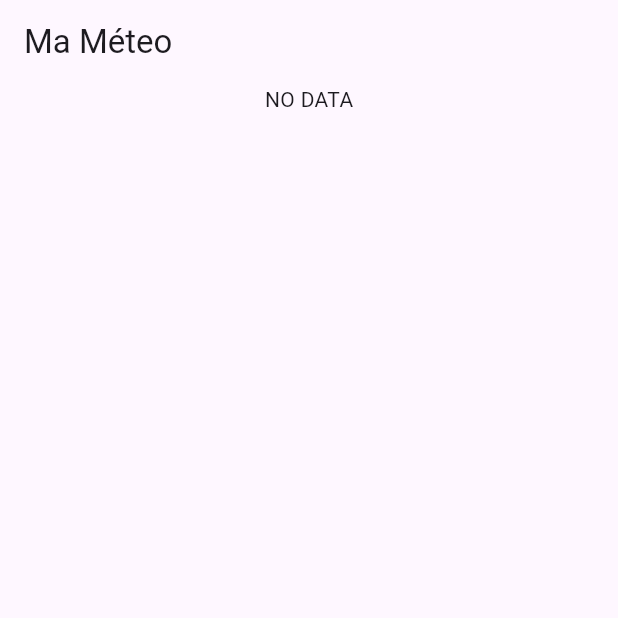
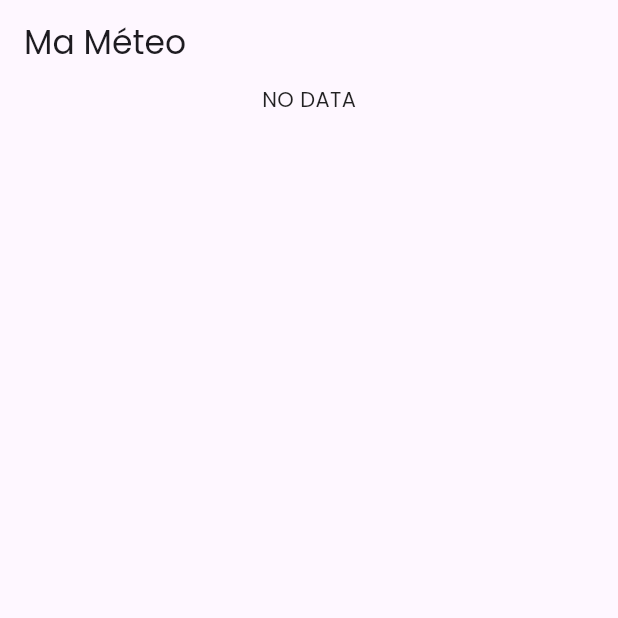
Before and after one commit to Josback04/weather_app, a Flutter app: the screen it shows after launch, on a phone screen of 412 x 824 dp, the top half of it. Run offline on Flutter 3.47's test engine with Material 3 defaults, Android fonts, the phone set to English and light mode, and no system bars; our stand-ins replace geocoding, google_fonts, location.

Commit message:
intégration de la police

```diff
--- a/lib/main.dart
+++ b/lib/main.dart
@@ -1,4 +1,5 @@
 import 'package:flutter/material.dart';
+import 'package:google_fonts/google_fonts.dart';
 import 'package:weather_app/views/HomeView.dart';
 
 void main() {
@@ -10,7 +11,10 @@ class MainApp extends StatelessWidget {
 
   @override
   Widget build(BuildContext context) {
-    return const MaterialApp(
+    return MaterialApp(
+      theme: ThemeData(
+        textTheme: GoogleFonts.poppinsTextTheme(Typography.blackCupertino),
+      ),
       home: HomeView(),
     );
   }
```
